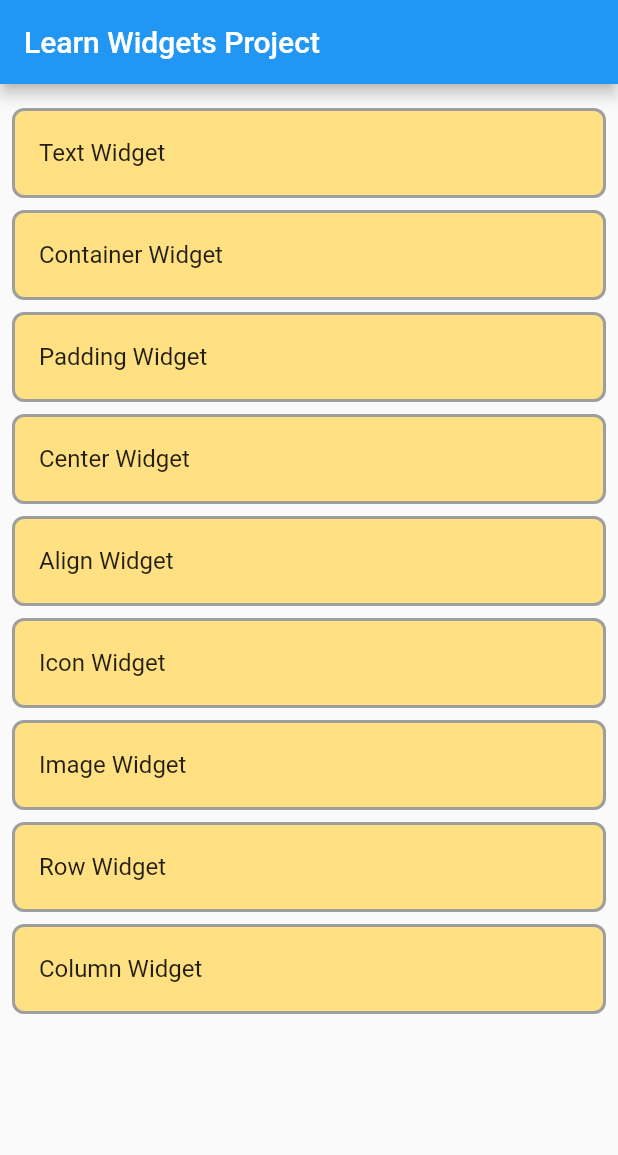
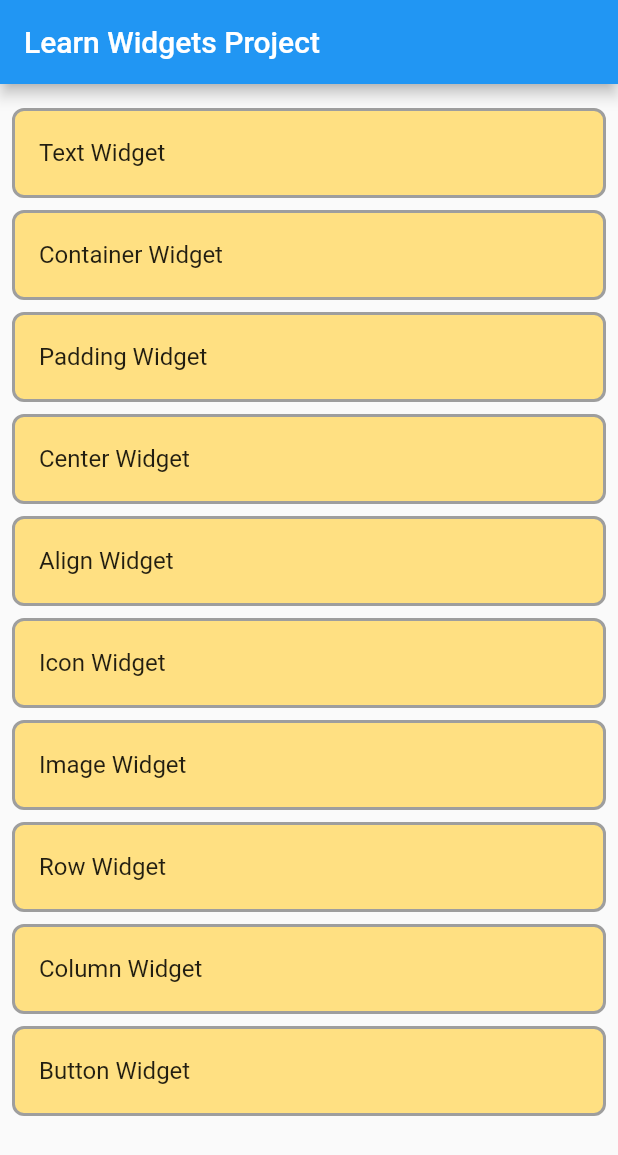
Before and after one commit to payam-zahedi/workshop, a Flutter app: the screen it shows after launch, on a phone screen of 412 x 824 dp. Shown: the top 1155 px of the screen. Run offline on Flutter 3.47's test engine with Material 2 defaults, Android fonts, the phone set to English and light mode, and no system bars.

Commit message:
add button result widget

```diff
--- a/projects/learn_widgets/challenge/lib/main.dart
+++ b/projects/learn_widgets/challenge/lib/main.dart
@@ -1,5 +1,6 @@
 import 'package:flutter/material.dart';
 import 'package:result/src/align.dart';
+import 'package:result/src/button.dart';
 import 'package:result/src/center.dart';
 import 'package:result/src/column.dart';
 import 'package:result/src/container.dart';
@@ -39,16 +40,8 @@ class HomePage extends StatefulWidget {
 class _HomePageState extends State<HomePage> {
   @override
   Widget build(BuildContext context) {
-    // This method is rerun every time setState is called, for instance as done
-    // by the _incrementCounter method above.
-    //
-    // The Flutter framework has been optimized to make rerunning build methods
-    // fast, so that you can just rebuild anything that needs updating rather
-    // than having to individually change instances of widgets.
     return Scaffold(
       appBar: AppBar(
-        // Here we take the value from the MyHomePage object that was created by
-        // the App.build method, and use it to set our appbar title.
         title: Text('Learn Widgets Project'),
       ),
       body: ListView(
@@ -180,6 +173,20 @@ class _HomePageState extends State<HomePage> {
               title: Text('Column Widget'),
             ),
           ),
+          Padding(
+            padding: const EdgeInsets.fromLTRB(8, 8, 8, 0),
+            child: ListTile(
+              onTap: () {
+                pushTo('Button Widget', LearnButton());
+              },
+              shape: RoundedRectangleBorder(
+                borderRadius: BorderRadius.circular(8),
+                side: BorderSide(color: Colors.grey, width: 2),
+              ),
+              tileColor: Colors.amber.shade200,
+              title: Text('Button Widget'),
+            ),
+          ),
         ],
       ),
     );
--- a/projects/learn_widgets/result/lib/main.dart
+++ b/projects/learn_widgets/result/lib/main.dart
@@ -1,5 +1,6 @@
 import 'package:flutter/material.dart';
 import 'package:result/src/align.dart';
+import 'package:result/src/button.dart';
 import 'package:result/src/center.dart';
 import 'package:result/src/column.dart';
 import 'package:result/src/container.dart';
@@ -39,16 +40,8 @@ class HomePage extends StatefulWidget {
 class _HomePageState extends State<HomePage> {
   @override
   Widget build(BuildContext context) {
-    // This method is rerun every time setState is called, for instance as done
-    // by the _incrementCounter method above.
-    //
-    // The Flutter framework has been optimized to make rerunning build methods
-    // fast, so that you can just rebuild anything that needs updating rather
-    // than having to individually change instances of widgets.
     return Scaffold(
       appBar: AppBar(
-        // Here we take the value from the MyHomePage object that was created by
-        // the App.build method, and use it to set our appbar title.
         title: Text('Learn Widgets Project'),
       ),
       body: ListView(
@@ -180,6 +173,20 @@ class _HomePageState extends State<HomePage> {
               title: Text('Column Widget'),
             ),
           ),
+          Padding(
+            padding: const EdgeInsets.fromLTRB(8, 8, 8, 0),
+            child: ListTile(
+              onTap: () {
+                pushTo('Button Widget', LearnButton());
+              },
+              shape: RoundedRectangleBorder(
+                borderRadius: BorderRadius.circular(8),
+                side: BorderSide(color: Colors.grey, width: 2),
+              ),
+              tileColor: Colors.amber.shade200,
+              title: Text('Button Widget'),
+            ),
+          ),
         ],
       ),
     );
```
Also changed, not shown: projects/learn_widgets/result/lib/src/button.dart (+8 -1 lines), projects/learn_widgets/challenge/lib/src/button.dart (line endings or trailing spaces).
